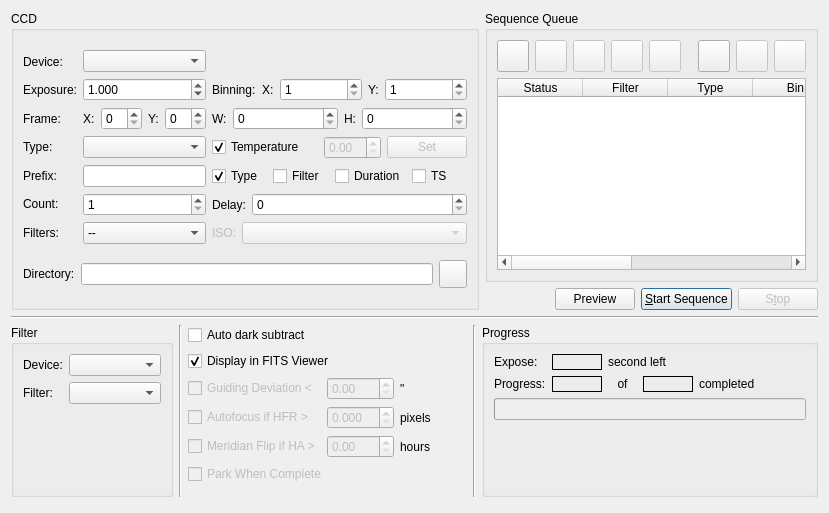
Above: kstars/ekos/capture.ui from KDE/kstars before the change. Below: the same form after it.
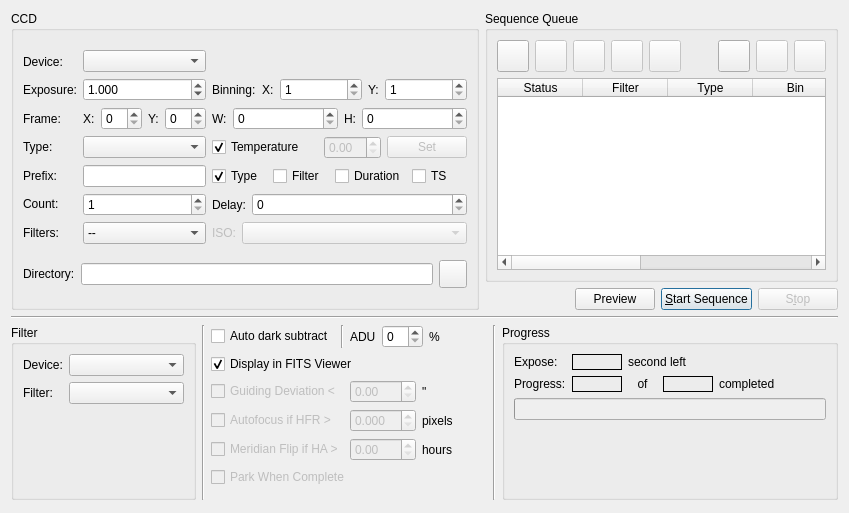
That is the form after the change.

Patch:
```diff
--- a/kstars/ekos/capture.ui
+++ b/kstars/ekos/capture.ui
@@ -6,7 +6,7 @@
    <rect>
     <x>0</x>
     <y>0</y>
-    <width>829</width>
+    <width>849</width>
     <height>513</height>
    </rect>
   </property>
@@ -962,7 +962,7 @@
     </widget>
    </item>
    <item>
-    <layout class="QHBoxLayout" name="horizontalLayout_5">
+    <layout class="QHBoxLayout" name="BottomLayout">
      <item>
       <widget class="QGroupBox" name="filterGroup">
        <property name="sizePolicy">
@@ -1043,7 +1043,9 @@
       </widget>
      </item>
      <item>
-      <layout class="QVBoxLayout" name="MiddleBottomLayout">
+      <layout class="QVBoxLayout" name="MiddleLayout">
+       <item>
+        <layout class="QHBoxLayout" name="horizontalLayout_5">
        <item>
         <widget class="QCheckBox" name="darkSubCheck">
          <property name="toolTip">
@@ -1058,6 +1060,61 @@
         </widget>
        </item>
        <item>
+          <widget class="Line" name="ADUSeparator">
+           <property name="enabled">
+            <bool>true</bool>
+           </property>
+           <property name="orientation">
+            <enum>Qt::Vertical</enum>
+           </property>
+          </widget>
+         </item>
+         <item>
+          <widget class="QLabel" name="ADULabel">
+           <property name="toolTip">
+            <string>If set, Ekos will capture a few flat images to determine the optimal exposure time to achieve the desired ADU percentage.</string>
+           </property>
+           <property name="text">
+            <string>ADU</string>
+           </property>
+          </widget>
+         </item>
+         <item>
+          <widget class="QSpinBox" name="ADUValue">
+           <property name="toolTip">
+            <string/>
+           </property>
+          </widget>
+         </item>
+         <item>
+          <widget class="QLabel" name="ADUPercentageLabel">
+           <property name="toolTip">
+            <string>Number of images to capture</string>
+           </property>
+           <property name="whatsThis">
+            <string/>
+           </property>
+           <property name="text">
+            <string>%</string>
+           </property>
+          </widget>
+         </item>
+         <item>
+          <spacer name="horizontalSpacer_3">
+           <property name="orientation">
+            <enum>Qt::Horizontal</enum>
+           </property>
+           <property name="sizeHint" stdset="0">
+            <size>
+             <width>40</width>
+             <height>20</height>
+            </size>
+           </property>
+          </spacer>
+         </item>
+        </layout>
+       </item>
+       <item>
         <widget class="QCheckBox" name="displayCheck">
          <property name="toolTip">
           <string>Display captured sequence images in the FITS Viewer</string>
@@ -1235,7 +1292,7 @@
          </property>
          <property name="sizeHint" stdset="0">
           <size>
-           <width>279</width>
+           <width>276</width>
            <height>13</height>
           </size>
          </property>
```
Left out of the diff: 4 changed lines with no effect on the pictures. Lines whose indentation alone changed are shown as unchanged.
